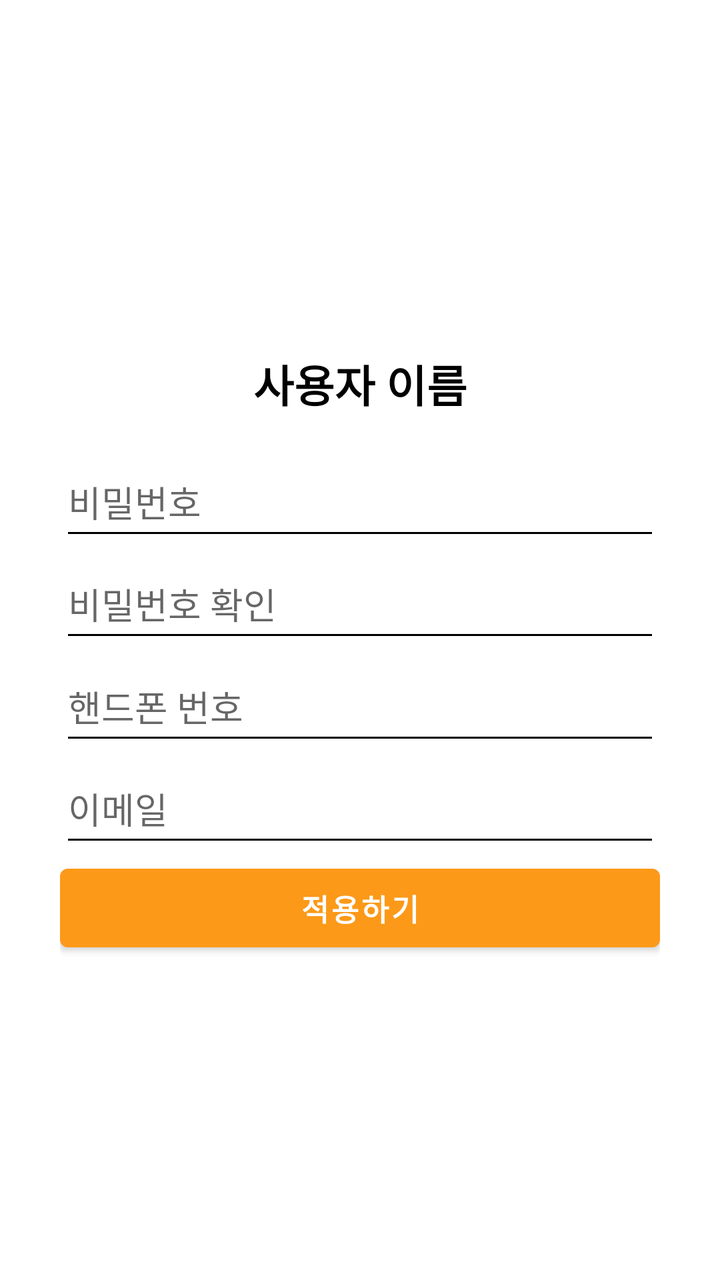
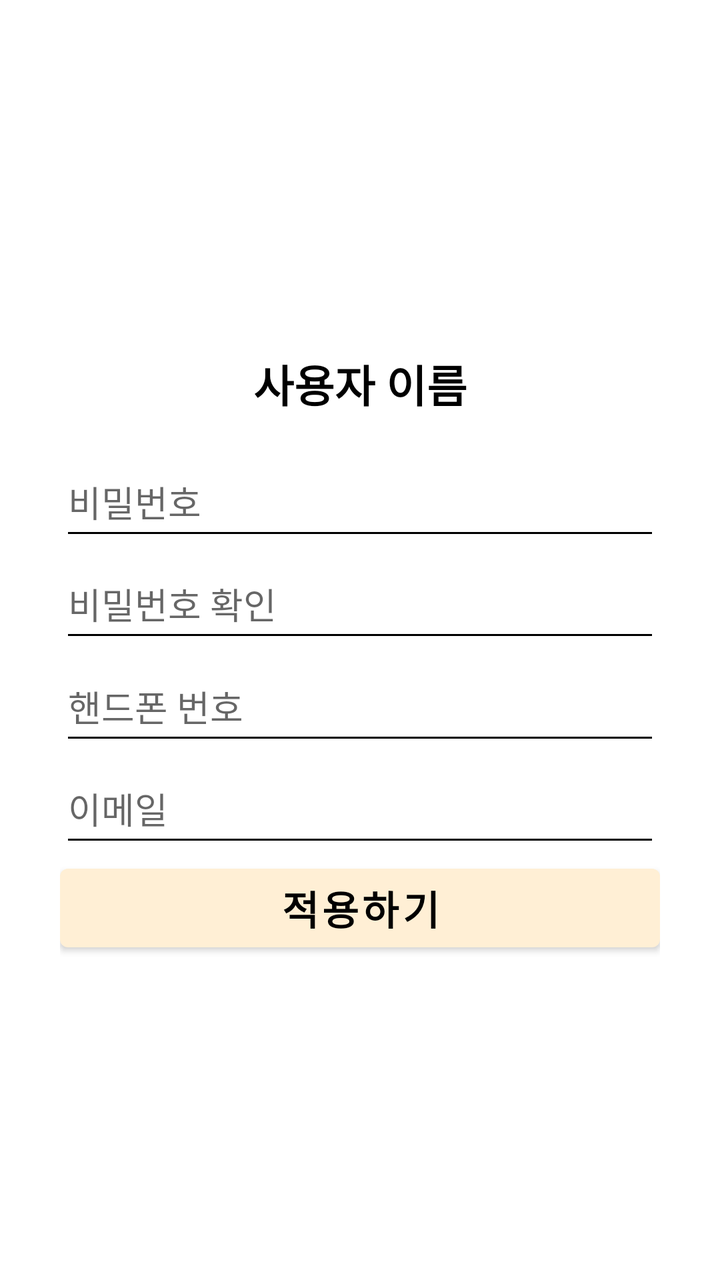

Screens rendered from an Android XML layout before and after an edit, with the pre-edit source and the edit as a unified diff.
<!-- AndroidManifest.xml: application theme Theme.ReportView_003 -->
<!-- res/layout/userinfo_main.xml -->
<?xml version="1.0" encoding="utf-8"?>
<androidx.constraintlayout.widget.ConstraintLayout xmlns:android="http://schemas.android.com/apk/res/android"
    xmlns:tools="http://schemas.android.com/tools"
    android:layout_width="match_parent"
    android:layout_height="match_parent"
    xmlns:app="http://schemas.android.com/apk/res-auto">

    <LinearLayout
        android:layout_width="match_parent"
        android:layout_height="0dp"
        app:layout_constraintHeight_percent="0.5"
        android:orientation="vertical"
        android:layout_marginStart="30dp"
        android:layout_marginEnd="30dp"
        app:layout_constraintBottom_toBottomOf="parent"
        app:layout_constraintEnd_toEndOf="parent"
        app:layout_constraintStart_toStartOf="parent"
        app:layout_constraintTop_toTopOf="parent">

        <TextView
            android:id="@+id/userinfo_name"
            android:layout_width="match_parent"
            android:layout_height="0dp"
            android:layout_weight="0.5"
            android:gravity="center"
            android:text="사용자 이름"
            android:textAppearance="@style/TextAppearance.AppCompat.Large"
            android:textStyle="bold" />

        <EditText
            android:id="@+id/userinfo_pw"
            android:layout_width="match_parent"
            android:layout_height="0dp"
            android:layout_weight="0.4"
            android:hint="비밀번호" />

        <EditText
            android:id="@+id/userinfo_pw_ch"
            android:layout_width="match_parent"
            android:layout_height="0dp"
            android:layout_weight="0.4"
            android:hint="비밀번호 확인" />

        <EditText
            android:id="@+id/userinfo_phone"
            android:layout_width="match_parent"
            android:layout_height="0dp"
            android:layout_weight="0.4"
            android:hint="핸드폰 번호" />

        <EditText
            android:id="@+id/userinfo_email"
            android:layout_width="match_parent"
            android:layout_height="0dp"
            android:layout_weight="0.4"
            android:hint="이메일" />

        <Button
            android:id="@+id/userinfo_button"
            android:layout_width="match_parent"
            android:layout_height="0dp"
            android:layout_weight="0.4"
            android:text="적용하기"
            android:textSize="15dp"
            android:textStyle="bold"/>


    </LinearLayout>

</androidx.constraintlayout.widget.ConstraintLayout>
<!-- resources referenced by this layout -->
<resources>
  <style name="Theme.ReportView_003" parent="Theme.MaterialComponents.DayNight.NoActionBar">
          
          <item name="colorPrimary">@color/bg_color</item>
          <item name="colorPrimaryVariant">@color/orange_dark</item>
          <item name="colorOnPrimary">@color/white</item>
          
          <item name="colorSecondary">@color/teal_200</item>
          <item name="colorSecondaryVariant">@color/teal_700</item>
          <item name="colorOnSecondary">@color/black</item>
          
          <item name="android:statusBarColor">?attr/colorPrimaryVariant</item>
          
          
          <item name="android:textColorPrimary">@color/black</item>
          <item name="android:textColorSecondary">@color/black</item>
  
          
          <item name="android:navigationBarColor">@color/bg_color</item>
      </style>
  <color name="bg_color">#FC9918</color>"
  <color name="orange_dark">#875B00</color>"
  <color name="white">#FFFFFFFF</color>
  <color name="teal_200">#FF03DAC5</color>
  <color name="teal_700">#FF018786</color>
  <color name="black">#FF000000</color>
</resources>

<!-- the commit's change to res/layout/userinfo_main.xml (unified diff, before → after) -->
@@ -61,8 +61,9 @@
             android:layout_height="0dp"
             android:layout_weight="0.4"
             android:text="적용하기"
-            android:textSize="15dp"
-            android:textStyle="bold"/>
+            android:textSize="20dp"
+            android:textStyle="bold"
+            android:textColor="?attr/colorOnSecondary"/>
 
 
     </LinearLayout>
<!-- resource entries referenced after the edit -->
@@ -3,27 +3,25 @@
   <style name="Theme.ReportView_003" parent="Theme.MaterialComponents.DayNight.NoActionBar">
           
           <item name="colorPrimary">@color/bg_color</item>
-          <item name="colorPrimaryVariant">@color/orange_dark</item>
-          <item name="colorOnPrimary">@color/white</item>
+          <item name="colorPrimaryVariant">@color/bg_color</item>
+          <item name="colorOnPrimary">@color/black</item>
           
-          <item name="colorSecondary">@color/teal_200</item>
-          <item name="colorSecondaryVariant">@color/teal_700</item>
+          <item name="colorSecondary">#E4E4E4</item>
+          <item name="colorSecondaryVariant">#D1D1D1</item>
           <item name="colorOnSecondary">@color/black</item>
           
           <item name="android:statusBarColor">?attr/colorPrimaryVariant</item>
           
           
+          <item name="android:textColor">@color/black</item>
           <item name="android:textColorPrimary">@color/black</item>
           <item name="android:textColorSecondary">@color/black</item>
   
           
           <item name="android:navigationBarColor">@color/bg_color</item>
+          <item name="android:tint">@color/black</item>
       </style>
-  <color name="bg_color">#FC9918</color>"
-  <color name="orange_dark">#875B00</color>"
-  <color name="white">#FFFFFFFF</color>
-  <color name="teal_200">#FF03DAC5</color>
-  <color name="teal_700">#FF018786</color>
+  <color name="bg_color">#FFEFD5</color>"
   <color name="black">#FF000000</color>
 </resources>
 
